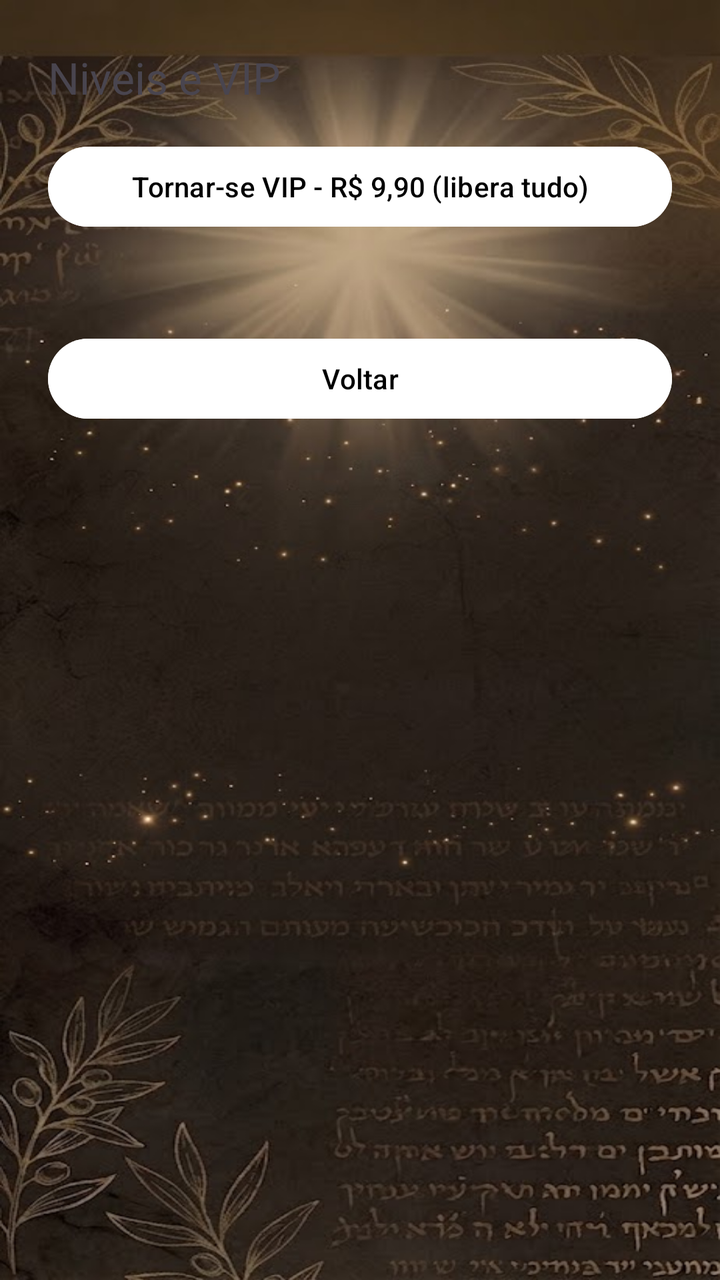
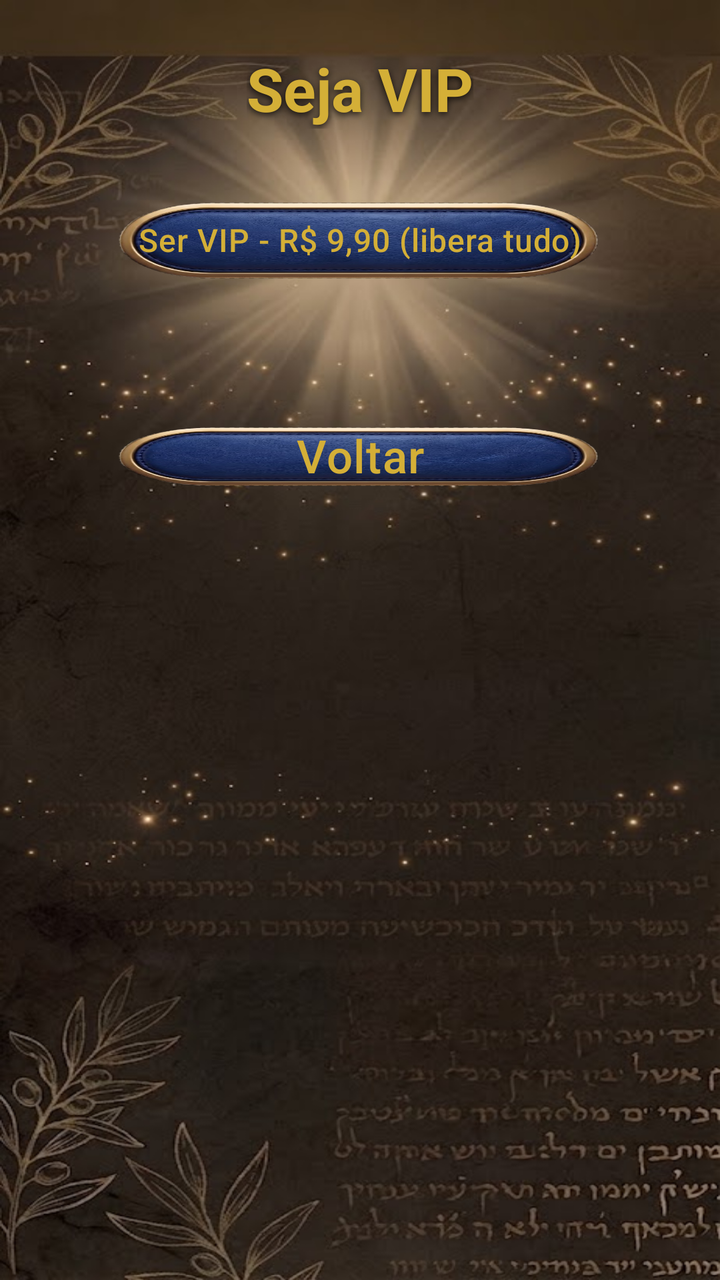

Screens rendered from an Android XML layout before and after an edit, with the pre-edit source and the edit as a unified diff.
<!-- AndroidManifest.xml: application theme Theme.QuizBiblico -->
<!-- res/layout/activity_niveis_vip.xml -->
<?xml version="1.0" encoding="utf-8"?>
<ScrollView xmlns:android="http://schemas.android.com/apk/res/android"
    android:layout_width="match_parent"
    android:layout_height="match_parent">

    <LinearLayout
        android:layout_width="match_parent"
        android:layout_height="wrap_content"
        android:orientation="vertical"
        android:padding="24dp">

        <TextView
            android:layout_width="wrap_content"
            android:layout_height="wrap_content"
            android:text="Niveis e VIP"
            android:textSize="22sp"
            android:layout_marginBottom="16dp" />

        <Button
            android:id="@+id/botaoTornarVip"
            android:layout_width="match_parent"
            android:layout_height="wrap_content"
            android:text="Tornar-se VIP - R$ 9,90 (libera tudo)"
            android:backgroundTint="#FFFFFFFF"
            android:textColor="#FF000000"
            android:layout_marginBottom="24dp" />

        <LinearLayout
            android:id="@+id/containerNiveisVip"
            android:layout_width="match_parent"
            android:layout_height="wrap_content"
            android:orientation="vertical"
            android:layout_marginBottom="24dp" />

        <Button
            android:id="@+id/botaoVoltarNiveisVip"
            android:layout_width="match_parent"
            android:layout_height="wrap_content"
            android:text="Voltar"
            android:backgroundTint="#FFFFFFFF"
            android:textColor="#FF000000" />

    </LinearLayout>
</ScrollView>
<!-- resources referenced by this layout -->
<resources>
  <style name="Theme.QuizBiblico" parent="Base.Theme.QuizBiblico" />
  <style name="Base.Theme.QuizBiblico" parent="Theme.Material3.DayNight.NoActionBar">
          <item name="android:windowBackground">@drawable/bg_pergaminho_janela</item>
          <item name="colorPrimary">@color/qb_azul_botao</item>
          <item name="materialAlertDialogTheme">@style/ThemeOverlay.QuizBiblico.Dialogo</item>
          <item name="android:textColorPrimary">@color/qb_texto_claro</item>
          <item name="android:textColorSecondary">@color/qb_texto_claro</item>
      </style>
  <!-- drawable bg_pergaminho_janela (drawable) -->
  <?xml version="1.0" encoding="utf-8"?>
  <bitmap xmlns:android="http://schemas.android.com/apk/res/android"
      android:src="@drawable/bg_pergaminho"
      android:gravity="fill" />
  <color name="qb_azul_botao">#1F3B4D</color>
  <style name="ThemeOverlay.QuizBiblico.Dialogo" parent="ThemeOverlay.Material3.MaterialAlertDialog">
          <item name="colorSurface">@color/qb_fundo_dialogo</item>
          <item name="colorOnSurface">@color/qb_texto_claro</item>
          <item name="colorOnSurfaceVariant">@color/qb_texto_claro</item>
          <item name="buttonBarPositiveButtonStyle">@style/Widget.QuizBiblico.BotaoDialogo</item>
          <item name="buttonBarNegativeButtonStyle">@style/Widget.QuizBiblico.BotaoDialogo</item>
      </style>
  <color name="qb_texto_claro">#EFE0CA</color>
  <!-- drawable bg_pergaminho: png bitmap (drawable, 498894 bytes) -->
  <color name="qb_fundo_dialogo">#2A2018</color>
  <style name="Widget.QuizBiblico.BotaoDialogo" parent="Widget.Material3.Button.TextButton.Dialog">
          <item name="android:textColor">@color/qb_branco</item>
          <item name="android:textStyle">bold</item>
          <item name="android:textSize">15sp</item>
      </style>
  <color name="qb_branco">#FFFFFF</color>
</resources>

<!-- the commit's change to res/layout/activity_niveis_vip.xml (unified diff, before → after) -->
@@ -1,7 +1,8 @@
 <?xml version="1.0" encoding="utf-8"?>
 <ScrollView xmlns:android="http://schemas.android.com/apk/res/android"
     android:layout_width="match_parent"
-    android:layout_height="match_parent">
+    android:layout_height="match_parent"
+    android:fillViewport="true">
 
     <LinearLayout
         android:layout_width="match_parent"
@@ -10,20 +11,23 @@
         android:padding="24dp">
 
         <TextView
+            android:id="@+id/textoTituloNiveisVip"
+            style="@style/Widget.QuizBiblico.Titulo"
             android:layout_width="wrap_content"
             android:layout_height="wrap_content"
-            android:text="Niveis e VIP"
-            android:textSize="22sp"
-            android:layout_marginBottom="16dp" />
+            android:layout_gravity="center_horizontal"
+            android:layout_marginBottom="20dp"
+            android:text="Seja VIP"
+            android:textSize="30sp" />
 
-        <Button
+        <androidx.appcompat.widget.AppCompatButton
             android:id="@+id/botaoTornarVip"
+            style="@style/Widget.QuizBiblico.Botao"
             android:layout_width="match_parent"
-            android:layout_height="wrap_content"
-            android:text="Tornar-se VIP - R$ 9,90 (libera tudo)"
-            android:backgroundTint="#FFFFFFFF"
-            android:textColor="#FF000000"
-            android:layout_marginBottom="24dp" />
+            android:layout_height="71dp"
+            android:layout_marginBottom="21dp"
+            android:text="Ser VIP - R$ 9,90 (libera tudo)"
+            android:textSize="16sp" />
 
         <LinearLayout
             android:id="@+id/containerNiveisVip"
@@ -32,13 +36,13 @@
             android:orientation="vertical"
             android:layout_marginBottom="24dp" />
 
-        <Button
+        <androidx.appcompat.widget.AppCompatButton
             android:id="@+id/botaoVoltarNiveisVip"
+            style="@style/Widget.QuizBiblico.Botao"
             android:layout_width="match_parent"
-            android:layout_height="wrap_content"
+            android:layout_height="55dp"
             android:text="Voltar"
-            android:backgroundTint="#FFFFFFFF"
-            android:textColor="#FF000000" />
+            android:textSize="23sp" />
 
     </LinearLayout>
 </ScrollView>
<!-- resource entries referenced after the edit -->
@@ -1,6 +1,26 @@
 <!-- resources referenced by this layout -->
 <resources>
+  <style name="Widget.QuizBiblico.Botao" parent="Widget.AppCompat.Button">
+          <item name="android:background">@drawable/botao_couro</item>
+          <item name="android:stateListAnimator">@animator/botao_pressionado</item>   
+          <item name="android:textColor">@color/qb_dourado</item>
+          <item name="android:textAllCaps">false</item>
+          <item name="android:letterSpacing">0.02</item>
+          <item name="android:paddingStart">16dp</item>
+          <item name="android:paddingEnd">16dp</item>
+      </style>
+  <style name="Widget.QuizBiblico.Titulo" parent="android:Widget.TextView">
+          <item name="android:textColor">@color/qb_dourado</item>
+          <item name="android:textSize">24sp</item>
+          <item name="android:textStyle">bold</item>
+          <item name="android:shadowColor">#CC000000</item>
+          <item name="android:shadowDx">0</item>
+          <item name="android:shadowDy">3</item>
+          <item name="android:shadowRadius">8</item>
+      </style>
   <style name="Theme.QuizBiblico" parent="Base.Theme.QuizBiblico" />
+  <!-- drawable botao_couro: png bitmap (drawable, 180002 bytes) -->
+  <color name="qb_dourado">#D4AF37</color>
   <style name="Base.Theme.QuizBiblico" parent="Theme.Material3.DayNight.NoActionBar">
           <item name="android:windowBackground">@drawable/bg_pergaminho_janela</item>
           <item name="colorPrimary">@color/qb_azul_botao</item>
